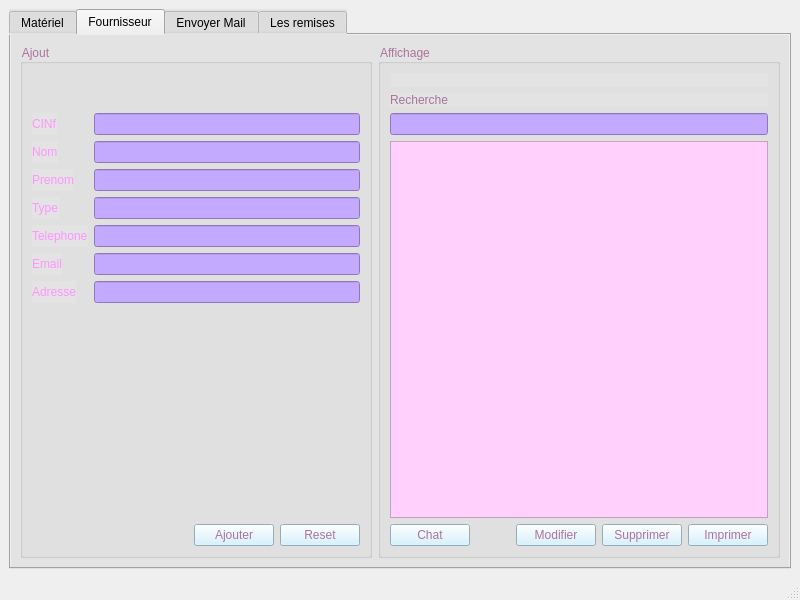
Before: the Qt Designer form Gestion_Materiel/Atelier_Connexion/mainwindow.ui in saraelarbi/PlanResto, drawn with Qt 5.
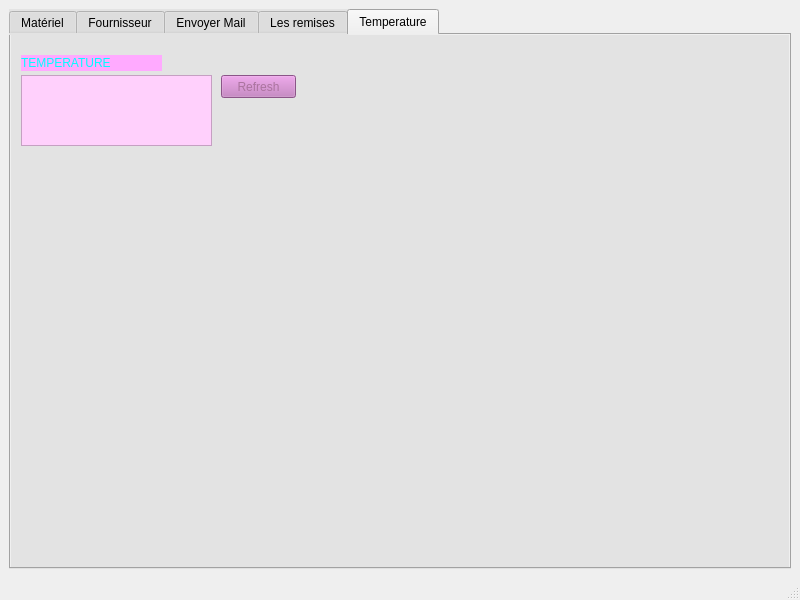
After: the same form once the commit is applied. The open tabs and pages were chosen to show the change. Icons and pictures are not drawn.

Diff of the .ui file:
```diff
--- a/Gestion_Materiel/Atelier_Connexion/mainwindow.ui
+++ b/Gestion_Materiel/Atelier_Connexion/mainwindow.ui
@@ -1235,6 +1235,67 @@
         </item>
        </layout>
       </widget>
+      <widget class="QWidget" name="tab_5">
+       <attribute name="title">
+        <string>Temperature</string>
+       </attribute>
+       <widget class="QPushButton" name="refresh">
+        <property name="geometry">
+         <rect>
+          <x>210</x>
+          <y>40</y>
+          <width>75</width>
+          <height>23</height>
+         </rect>
+        </property>
+        <property name="styleSheet">
+         <string notr="true">background-color: rgb(194, 119, 190);
+
+font: 75 11pt &quot;MS Shell Dlg 2&quot;;
+
+
+color: rgb(170, 115, 158);
+</string>
+        </property>
+        <property name="text">
+         <string>Refresh</string>
+        </property>
+       </widget>
+       <widget class="QTextEdit" name="textEdit">
+        <property name="geometry">
+         <rect>
+          <x>10</x>
+          <y>40</y>
+          <width>191</width>
+          <height>71</height>
+         </rect>
+        </property>
+        <property name="styleSheet">
+         <string notr="true">background-color: rgb(255, 208, 252);
+
+</string>
+        </property>
+       </widget>
+       <widget class="QLabel" name="label_31">
+        <property name="geometry">
+         <rect>
+          <x>10</x>
+          <y>20</y>
+          <width>141</width>
+          <height>16</height>
+         </rect>
+        </property>
+        <property name="styleSheet">
+         <string notr="true">background-color: rgb(255, 170, 255);
+
+color: rgb(0, 255, 255);
+font: 14pt &quot;Forte&quot;;</string>
+        </property>
+        <property name="text">
+         <string>TEMPERATURE</string>
+        </property>
+       </widget>
+      </widget>
      </widget>
     </item>
    </layout>
```
Left out of the diff: 113 changed lines with no effect on the pictures.
